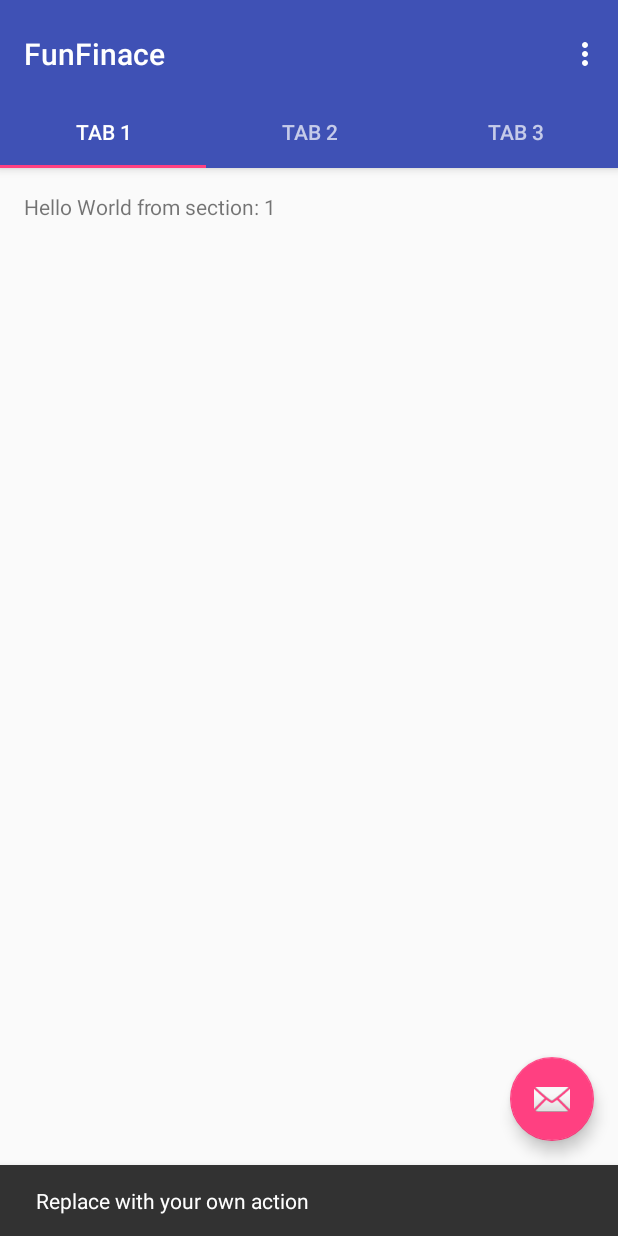
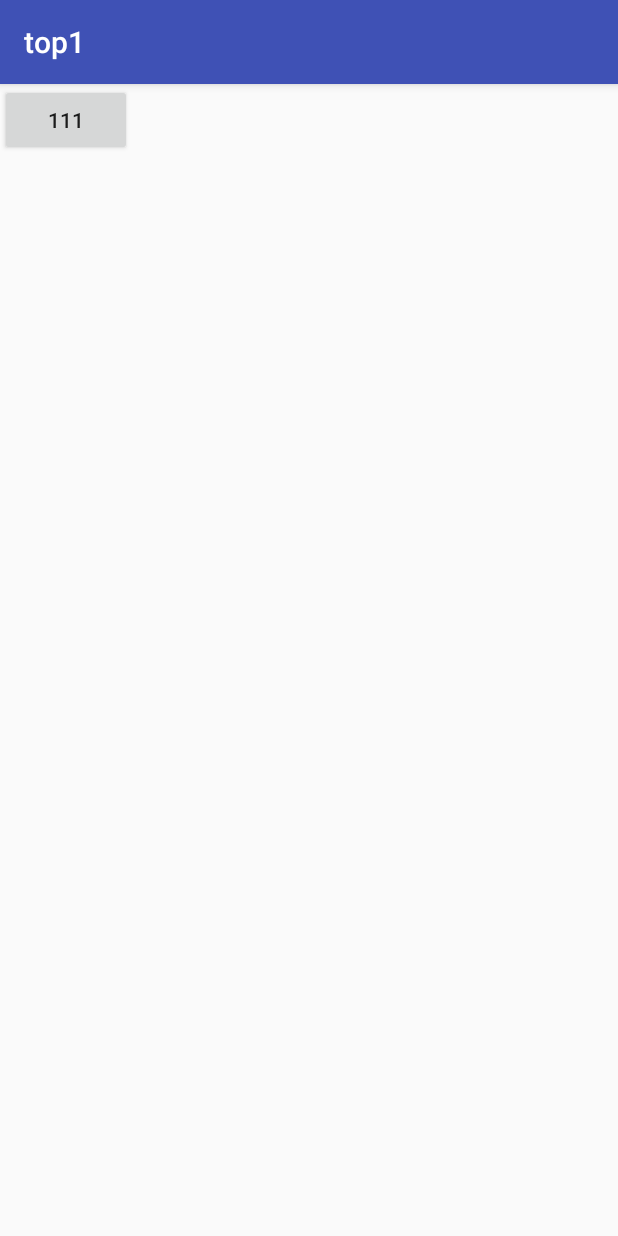
Before and after one commit to Jiangfeng0923/FocusingNews, an Android app: the screen it shows after launch (FinanceActivity before the commit, SingTopActivity after it), after a tap on an icon or button, on a phone screen of 412 x 824 dp. Run offline under Robolectric (Android 15) with nearby library versions, the phone set to English and light mode, and no system bars.

```diff
--- a/app/src/main/java/com/fun/finance/myapplication/FinanceActivity.java
+++ b/app/src/main/java/com/fun/finance/myapplication/FinanceActivity.java
@@ -1,5 +1,6 @@
 package com.fun.finance.myapplication;
 
+import android.content.Intent;
 import android.support.design.widget.TabLayout;
 import android.support.design.widget.FloatingActionButton;
 import android.support.design.widget.Snackbar;
@@ -11,6 +12,7 @@ import android.support.v4.app.FragmentManager;
 import android.support.v4.app.FragmentPagerAdapter;
 import android.support.v4.view.ViewPager;
 import android.os.Bundle;
+import android.util.Log;
 import android.view.LayoutInflater;
 import android.view.Menu;
 import android.view.MenuItem;
@@ -62,11 +64,23 @@ public class FinanceActivity extends AppCompatActivity {
             public void onClick(View view) {
                 Snackbar.make(view, "Replace with your own action", Snackbar.LENGTH_LONG)
                         .setAction("Action", null).show();
+                startActivity(new Intent("android.intent.action.singtop"));
             }
         });
 
     }
 
+    @Override
+    protected void onDestroy() {
+        super.onDestroy();
+        Log.d("JIANG","fun onDestroy");
+    }
+
+    @Override
+    protected void onStop() {
+        super.onStop();
+        Log.d("JIANG","fun onStop");
+    }
 
     @Override
     public boolean onCreateOptionsMenu(Menu menu) {
--- /dev/null
+++ b/app/src/main/java/com/fun/finance/myapplication/test/SingTopActivity.java
@@ -0,0 +1,40 @@
+package com.fun.finance.myapplication.test;
+
+import android.content.Intent;
+import android.support.v7.app.AppCompatActivity;
+import android.os.Bundle;
+import android.util.Log;
+import android.view.View;
+
+import com.fun.finance.myapplication.R;
+
+public class SingTopActivity extends AppCompatActivity {
+
+    @Override
+    protected void onCreate(Bundle savedInstanceState) {
+        super.onCreate(savedInstanceState);
+        setContentView(R.layout.activity_sing_top);
+    }
+
+    public void gotoother(View v){
+        startActivity(new Intent("android.intent.action.singtop2"));
+    }
+    @Override
+    protected void onDestroy() {
+        super.onDestroy();
+        Log.d("JIANG","SingTopActivity onDestroy");
+    }
+
+    @Override
+    protected void onNewIntent(Intent intent) {
+        super.onNewIntent(intent);
+        Log.d("JIANG","SingTopActivity onNewIntent");
+    }
+
+    @Override
+    protected void onStop() {
+        super.onStop();
+        Log.d("JIANG","SingTopActivity onStop");
+    }
+
+}
--- /dev/null
+++ b/app/src/main/res/layout/activity_sing_top.xml
@@ -0,0 +1,15 @@
+<?xml version="1.0" encoding="utf-8"?>
+<android.support.constraint.ConstraintLayout xmlns:android="http://schemas.android.com/apk/res/android"
+    xmlns:app="http://schemas.android.com/apk/res-auto"
+    xmlns:tools="http://schemas.android.com/tools"
+    android:layout_width="match_parent"
+    android:layout_height="match_parent"
+    tools:context=".test.SingTopActivity">
+
+    <Button
+        android:layout_width="wrap_content"
+        android:layout_height="wrap_content"
+        android:text="111"
+        android:onClick="gotoother"/>
+
+</android.support.constraint.ConstraintLayout>
```
Also changed, not shown: app/src/main/AndroidManifest.xml (+23 -0 lines), app/src/main/java/com/fun/finance/myapplication/test/SingTop2Activity.java (added, +34 -0 lines).
